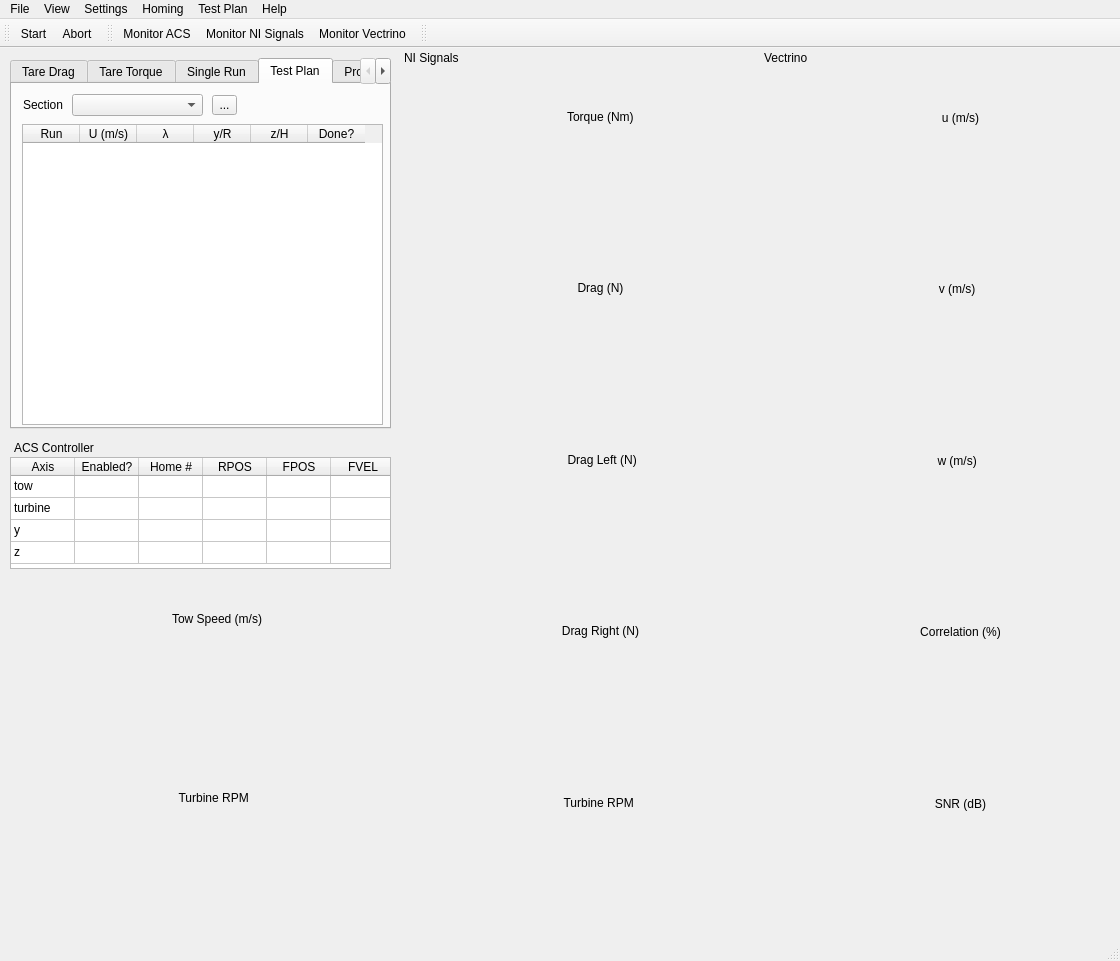
First picture: the form in mainwindow.ui, repository petebachant/TurbineDAQ, before the edit.
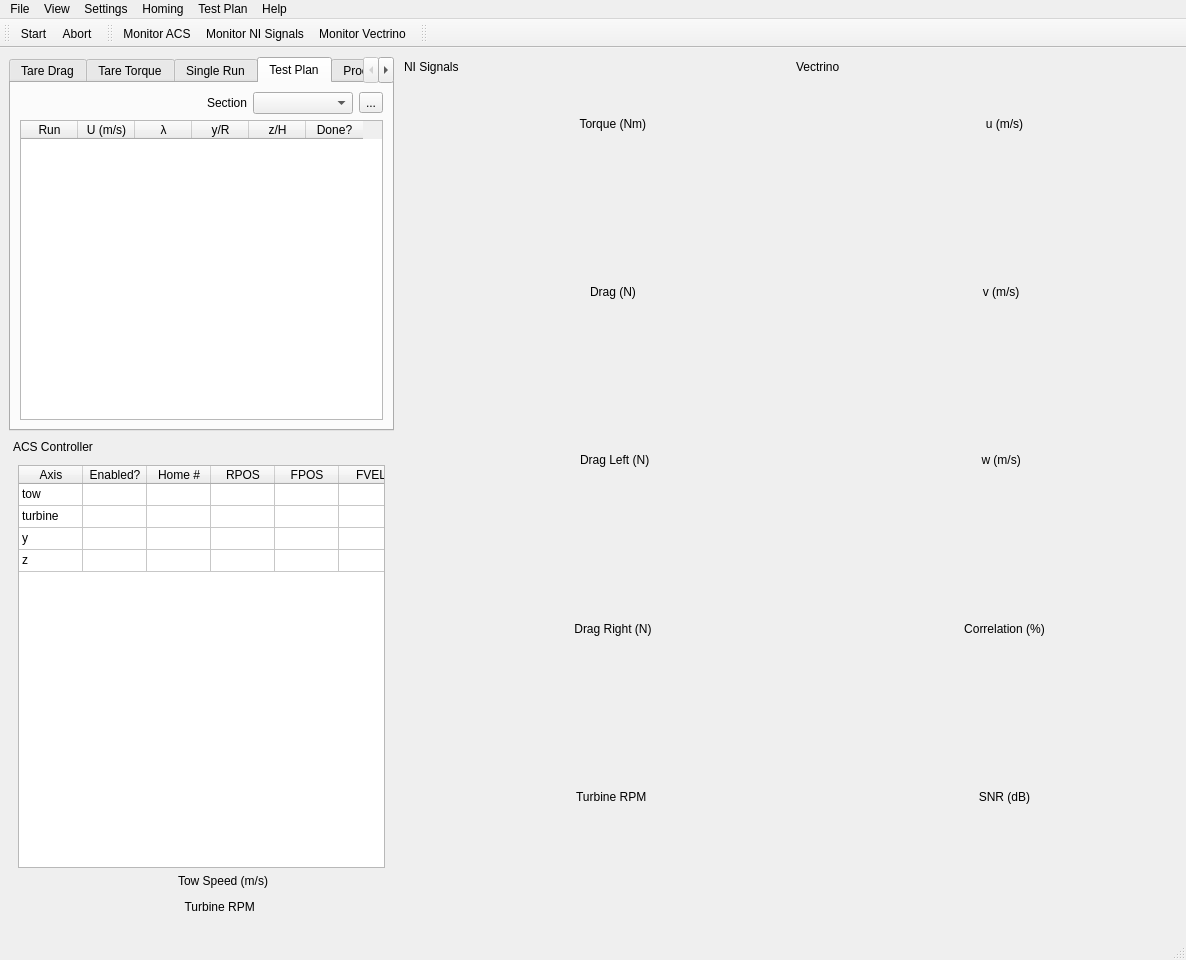
Second picture: the form after the edit. The open tabs and pages were chosen to show the change. Icons and pictures are not drawn. Custom widgets are drawn as their Qt base class.

Commit message: Got mainwindow to strech elements in grid

Patch:
```diff
--- a/mainwindow.ui
+++ b/mainwindow.ui
@@ -6,10 +6,16 @@
    <rect>
     <x>0</x>
     <y>0</y>
-    <width>1120</width>
-    <height>961</height>
+    <width>1186</width>
+    <height>960</height>
    </rect>
   </property>
+  <property name="sizePolicy">
+   <sizepolicy hsizetype="Preferred" vsizetype="Preferred">
+    <horstretch>0</horstretch>
+    <verstretch>0</verstretch>
+   </sizepolicy>
+  </property>
   <property name="windowTitle">
    <string>TurbineDAQ</string>
   </property>
@@ -18,14 +24,26 @@
     <normaloff>:/icons/turbine.png</normaloff>:/icons/turbine.png</iconset>
   </property>
   <widget class="QWidget" name="centralwidget">
+   <property name="sizePolicy">
+    <sizepolicy hsizetype="Preferred" vsizetype="Preferred">
+     <horstretch>0</horstretch>
+     <verstretch>0</verstretch>
+    </sizepolicy>
+   </property>
+   <layout class="QGridLayout" name="gridLayout_7">
+    <item row="0" column="0">
    <widget class="QTabWidget" name="tabWidgetMode">
-    <property name="geometry">
-     <rect>
-      <x>10</x>
-      <y>10</y>
-      <width>381</width>
-      <height>371</height>
-     </rect>
+      <property name="minimumSize">
+       <size>
+        <width>385</width>
+        <height>300</height>
+       </size>
+      </property>
+      <property name="maximumSize">
+       <size>
+        <width>389</width>
+        <height>374</height>
+       </size>
     </property>
     <property name="currentIndex">
      <number>2</number>
@@ -297,15 +315,36 @@
      <attribute name="title">
       <string>Test Plan</string>
      </attribute>
+       <layout class="QGridLayout" name="gridLayout_9">
+        <item row="0" column="0">
+         <widget class="QLabel" name="label_32">
+          <property name="text">
+           <string>Section</string>
+          </property>
+          <property name="alignment">
+           <set>Qt::AlignRight|Qt::AlignTrailing|Qt::AlignVCenter</set>
+          </property>
+         </widget>
+        </item>
+        <item row="0" column="1">
+         <widget class="QComboBox" name="comboBox_testPlanSection">
+          <property name="maximumSize">
+           <size>
+            <width>100</width>
+            <height>16777215</height>
+           </size>
+          </property>
+         </widget>
+        </item>
+        <item row="0" column="2">
+         <widget class="QToolButton" name="toolButtonOpenSection">
+          <property name="text">
+           <string>...</string>
+          </property>
+         </widget>
+        </item>
+        <item row="1" column="0" colspan="3">
      <widget class="QTableWidget" name="tableWidgetTestPlan">
-      <property name="geometry">
-       <rect>
-        <x>10</x>
-        <y>40</y>
-        <width>361</width>
-        <height>301</height>
-       </rect>
-      </property>
       <property name="verticalScrollBarPolicy">
        <enum>Qt::ScrollBarAsNeeded</enum>
       </property>
@@ -315,6 +354,9 @@
       <property name="editTriggers">
        <set>QAbstractItemView::NoEditTriggers</set>
       </property>
+          <property name="alternatingRowColors">
+           <bool>false</bool>
+          </property>
       <property name="selectionMode">
        <enum>QAbstractItemView::NoSelection</enum>
       </property>
@@ -327,6 +369,9 @@
       <attribute name="horizontalHeaderMinimumSectionSize">
        <number>20</number>
       </attribute>
+          <attribute name="horizontalHeaderStretchLastSection">
+           <bool>false</bool>
+          </attribute>
       <attribute name="verticalHeaderVisible">
        <bool>false</bool>
       </attribute>
@@ -339,6 +384,9 @@
       <attribute name="verticalHeaderMinimumSectionSize">
        <number>15</number>
       </attribute>
+          <attribute name="verticalHeaderStretchLastSection">
+           <bool>false</bool>
+          </attribute>
       <column>
        <property name="text">
         <string>Run</string>
@@ -370,45 +418,8 @@
        </property>
       </column>
      </widget>
-     <widget class="QComboBox" name="comboBox_testPlanSection">
-      <property name="geometry">
-       <rect>
-        <x>60</x>
-        <y>10</y>
-        <width>131</width>
-        <height>22</height>
-       </rect>
-      </property>
-     </widget>
-     <widget class="QLabel" name="label_32">
-      <property name="geometry">
-       <rect>
-        <x>10</x>
-        <y>10</y>
-        <width>41</width>
-        <height>21</height>
-       </rect>
-      </property>
-      <property name="text">
-       <string>Section</string>
-      </property>
-      <property name="alignment">
-       <set>Qt::AlignRight|Qt::AlignTrailing|Qt::AlignVCenter</set>
-      </property>
-     </widget>
-     <widget class="QToolButton" name="toolButtonOpenSection">
-      <property name="geometry">
-       <rect>
-        <x>200</x>
-        <y>11</y>
-        <width>25</width>
-        <height>20</height>
-       </rect>
-      </property>
-      <property name="text">
-       <string>...</string>
-      </property>
-     </widget>
+        </item>
+       </layout>
     </widget>
     <widget class="QWidget" name="tabProcessing">
      <attribute name="title">
@@ -595,24 +606,9 @@
      </widget>
     </widget>
    </widget>
-   <widget class="QDockWidget" name="dockWidgetNISignals">
-    <property name="geometry">
-     <rect>
-      <x>400</x>
-      <y>0</y>
-      <width>360</width>
-      <height>891</height>
-     </rect>
-    </property>
-    <property name="minimumSize">
-     <size>
-      <width>360</width>
-      <height>38</height>
-     </size>
-    </property>
-    <property name="floating">
-     <bool>false</bool>
-    </property>
+    </item>
+    <item row="0" column="3" rowspan="2">
+     <widget class="QDockWidget" name="dockWidgetVectrino">
     <property name="features">
      <set>QDockWidget::DockWidgetMovable</set>
     </property>
@@ -620,23 +616,16 @@
      <set>Qt::AllDockWidgetAreas</set>
     </property>
     <property name="windowTitle">
-     <string>NI Signals</string>
-    </property>
-    <widget class="QWidget" name="dockWidgetContents_2">
-     <widget class="QWidget" name="verticalLayoutWidget_2">
-      <property name="geometry">
-       <rect>
-        <x>10</x>
-        <y>10</y>
-        <width>341</width>
-        <height>851</height>
-       </rect>
-      </property>
-      <layout class="QVBoxLayout" name="verticalLayout_2">
+       <string>Vectrino</string>
+      </property>
+      <widget class="QWidget" name="dockWidgetContents">
+       <layout class="QGridLayout" name="gridLayout_6">
+        <item row="0" column="0">
+         <layout class="QVBoxLayout" name="verticalLayout_3">
        <item>
-        <widget class="QLabel" name="label">
+           <widget class="QLabel" name="label_vecu">
          <property name="text">
-          <string>            Torque (Nm)</string>
+             <string>            u (m/s)</string>
          </property>
          <property name="alignment">
           <set>Qt::AlignCenter</set>
@@ -644,16 +633,16 @@
         </widget>
        </item>
        <item>
-        <widget class="CurveWidget" name="plotTorque">
+           <widget class="CurveWidget" name="plotVecU">
          <property name="orientation">
           <enum>Qt::Horizontal</enum>
          </property>
         </widget>
        </item>
        <item>
-        <widget class="QLabel" name="label_2">
+           <widget class="QLabel" name="label_11">
          <property name="text">
-          <string>            Drag (N)</string>
+             <string>          v (m/s)</string>
          </property>
          <property name="alignment">
           <set>Qt::AlignCenter</set>
@@ -661,16 +650,16 @@
         </widget>
        </item>
        <item>
-        <widget class="CurveWidget" name="plotDrag">
+           <widget class="CurveWidget" name="plotVecV">
          <property name="orientation">
           <enum>Qt::Horizontal</enum>
          </property>
         </widget>
        </item>
        <item>
-        <widget class="QLabel" name="label_12">
+           <widget class="QLabel" name="label_14">
          <property name="text">
-          <string>             Drag Left (N)</string>
+             <string>          w (m/s)</string>
          </property>
          <property name="alignment">
           <set>Qt::AlignCenter</set>
@@ -678,16 +667,16 @@
         </widget>
        </item>
        <item>
-        <widget class="CurveWidget" name="plotDragL">
+           <widget class="CurveWidget" name="plotVecW">
          <property name="orientation">
           <enum>Qt::Horizontal</enum>
          </property>
         </widget>
        </item>
        <item>
-        <widget class="QLabel" name="label_13">
+           <widget class="QLabel" name="label_15">
          <property name="text">
-          <string>            Drag Right (N)</string>
+             <string>            Correlation (%)</string>
          </property>
          <property name="alignment">
           <set>Qt::AlignCenter</set>
@@ -695,16 +684,16 @@
         </widget>
        </item>
        <item>
-        <widget class="CurveWidget" name="plotDragR">
+           <widget class="CurveWidget" name="plotVecCorr">
          <property name="orientation">
           <enum>Qt::Horizontal</enum>
          </property>
         </widget>
        </item>
        <item>
-        <widget class="QLabel" name="label_16">
+           <widget class="QLabel" name="label_5">
          <property name="text">
-          <string>           Turbine RPM</string>
+             <string>            SNR (dB)</string>
          </property>
          <property name="alignment">
           <set>Qt::AlignCenter</set>
@@ -712,24 +701,31 @@
         </widget>
        </item>
        <item>
-        <widget class="CurveWidget" name="plotRPM_ni">
+           <widget class="CurveWidget" name="plotVecSNR">
          <property name="orientation">
           <enum>Qt::Horizontal</enum>
          </property>
         </widget>
        </item>
       </layout>
-     </widget>
-    </widget>
-   </widget>
+        </item>
+       </layout>
+      </widget>
+     </widget>
+    </item>
+    <item row="1" column="0">
    <widget class="QDockWidget" name="dockWidget_acscontrol">
-    <property name="geometry">
-     <rect>
-      <x>10</x>
-      <y>390</y>
-      <width>381</width>
-      <height>501</height>
-     </rect>
+      <property name="minimumSize">
+       <size>
+        <width>198</width>
+        <height>380</height>
+       </size>
+      </property>
+      <property name="maximumSize">
+       <size>
+        <width>389</width>
+        <height>524287</height>
+       </size>
     </property>
     <property name="floating">
      <bool>false</bool>
@@ -741,73 +737,9 @@
      <string>ACS Controller</string>
     </property>
     <widget class="QWidget" name="dockWidgetContents_3">
-     <widget class="QWidget" name="verticalLayoutWidget">
-      <property name="geometry">
-       <rect>
-        <x>0</x>
-        <y>120</y>
-        <width>371</width>
-        <height>351</height>
-       </rect>
-      </property>
-      <layout class="QVBoxLayout" name="verticalLayout">
+       <layout class="QVBoxLayout" name="verticalLayout_5">
        <item>
-        <widget class="QLabel" name="label_26">
-         <property name="text">
-          <string>             Tow Speed (m/s)</string>
-         </property>
-         <property name="alignment">
-          <set>Qt::AlignCenter</set>
-         </property>
-        </widget>
-       </item>
-       <item>
-        <widget class="CurveWidget" name="plotTowSpeed">
-         <property name="maximumSize">
-          <size>
-           <width>16777215</width>
-           <height>16777215</height>
-          </size>
-         </property>
-         <property name="orientation">
-          <enum>Qt::Horizontal</enum>
-         </property>
-        </widget>
-       </item>
-       <item>
-        <widget class="QLabel" name="label_27">
-         <property name="text">
-          <string>           Turbine RPM</string>
-         </property>
-         <property name="alignment">
-          <set>Qt::AlignCenter</set>
-         </property>
-        </widget>
-       </item>
-       <item>
-        <widget class="CurveWidget" name="plotRPM_acs">
-         <property name="maximumSize">
-          <size>
-           <width>16777215</width>
-           <height>16777215</height>
-          </size>
-         </property>
-         <property name="orientation">
-          <enum>Qt::Horizontal</enum>
-         </property>
-        </widget>
-       </item>
-      </layout>
-     </widget>
      <widget class="QTableWidget" name="tableWidget_acs">
-      <property name="geometry">
-       <rect>
-        <x>0</x>
-        <y>0</y>
-        <width>381</width>
-        <height>112</height>
-       </rect>
-      </property>
       <property name="sizePolicy">
        <sizepolicy hsizetype="Expanding" vsizetype="Expanding">
         <horstretch>0</horstretch>
@@ -942,44 +874,80 @@
        </property>
       </item>
      </widget>
-    </widget>
-   </widget>
-   <widget class="QDockWidget" name="dockWidgetVectrino">
-    <property name="geometry">
-     <rect>
-      <x>760</x>
-      <y>0</y>
-      <width>360</width>
-      <height>891</height>
-     </rect>
-    </property>
-    <property name="minimumSize">
+        </item>
+        <item>
+         <layout class="QVBoxLayout" name="verticalLayout">
+          <item>
+           <widget class="QLabel" name="label_26">
+            <property name="text">
+             <string>             Tow Speed (m/s)</string>
+            </property>
+            <property name="alignment">
+             <set>Qt::AlignCenter</set>
+            </property>
+           </widget>
+          </item>
+          <item>
+           <widget class="CurveWidget" name="plotTowSpeed">
+            <property name="maximumSize">
+             <size>
+              <width>16777215</width>
+              <height>16777215</height>
+             </size>
+            </property>
+            <property name="orientation">
+             <enum>Qt::Horizontal</enum>
+            </property>
+           </widget>
+          </item>
+          <item>
+           <widget class="QLabel" name="label_27">
+            <property name="text">
+             <string>           Turbine RPM</string>
+            </property>
+            <property name="alignment">
+             <set>Qt::AlignCenter</set>
+            </property>
+           </widget>
+          </item>
+          <item>
+           <widget class="CurveWidget" name="plotRPM_acs">
+            <property name="maximumSize">
      <size>
-      <width>360</width>
-      <height>38</height>
-     </size>
+              <width>16777215</width>
+              <height>16777215</height>
+             </size>
+            </property>
+            <property name="orientation">
+             <enum>Qt::Horizontal</enum>
+            </property>
+           </widget>
+          </item>
+         </layout>
+        </item>
+       </layout>
+      </widget>
+     </widget>
+    </item>
+    <item row="0" column="1" rowspan="2">
+     <widget class="QDockWidget" name="dockWidgetNISignals">
+      <property name="floating">
+       <bool>false</bool>
     </property>
     <property name="features">
      <set>QDockWidget::DockWidgetMovable</set>
     </property>
     <property name="windowTitle">
-     <string>Vectrino</string>
-    </property>
-    <widget class="QWidget" name="dockWidgetContents">
-     <widget class="QWidget" name="verticalLayoutWidget_3">
-      <property name="geometry">
-       <rect>
-        <x>10</x>
-        <y>11</y>
-        <width>341</width>
-        <height>851</height>
-       </rect>
-      </property>
-      <layout class="QVBoxLayout" name="verticalLayout_3">
+       <string>NI Signals</string>
+      </property>
+      <widget class="QWidget" name="dockWidgetContents_2">
+       <layout class="QGridLayout" name="gridLayout_8">
+        <item row="0" column="0">
+         <layout class="QVBoxLayout" name="verticalLayout_2">
        <item>
-        <widget class="QLabel" name="label_vecu">
+           <widget class="QLabel" name="label">
          <property name="text">
-          <string>            u (m/s)</string>
+             <string>            Torque (Nm)</string>
          </property>
          <property name="alignment">
           <set>Qt::AlignCenter</set>
@@ -987,16 +955,16 @@
         </widget>
        </item>
        <item>
-        <widget class="CurveWidget" name="plotVecU">
+           <widget class="CurveWidget" name="plotTorque">
          <property name="orientation">
           <enum>Qt::Horizontal</enum>
          </property>
         </widget>
        </item>
        <item>
-        <widget class="QLabel" name="label_11">
+           <widget class="QLabel" name="label_2">
          <property name="text">
-          <string>          v (m/s)</string>
+             <string>            Drag (N)</string>
          </property>
          <property name="alignment">
           <set>Qt::AlignCenter</set>
@@ -1004,16 +972,16 @@
         </widget>
        </item>
        <item>
-        <widget class="CurveWidget" name="plotVecV">
+           <widget class="CurveWidget" name="plotDrag">
          <property name="orientation">
           <enum>Qt::Horizontal</enum>
          </property>
         </widget>
        </item>
        <item>
-        <widget class="QLabel" name="label_14">
+           <widget class="QLabel" name="label_12">
          <property name="text">
-          <string>          w (m/s)</string>
+             <string>             Drag Left (N)</string>
          </property>
          <property name="alignment">
           <set>Qt::AlignCenter</set>
@@ -1021,16 +989,16 @@
         </widget>
        </item>
        <item>
-        <widget class="CurveWidget" name="plotVecW">
+           <widget class="CurveWidget" name="plotDragL">
          <property name="orientation">
           <enum>Qt::Horizontal</enum>
          </property>
         </widget>
        </item>
        <item>
-        <widget class="QLabel" name="label_15">
+           <widget class="QLabel" name="label_13">
          <property name="text">
-          <string>            Correlation (%)</string>
+             <string>            Drag Right (N)</string>
          </property>
          <property name="alignment">
           <set>Qt::AlignCenter</set>
@@ -1038,16 +1006,16 @@
         </widget>
        </item>
        <item>
-        <widget class="CurveWidget" name="plotVecCorr">
+           <widget class="CurveWidget" name="plotDragR">
          <property name="orientation">
           <enum>Qt::Horizontal</enum>
          </property>
         </widget>
        </item>
        <item>
-        <widget class="QLabel" name="label_5">
+           <widget class="QLabel" name="label_16">
          <property name="text">
-          <string>            SNR (dB)</string>
+             <string>           Turbine RPM</string>
          </property>
          <property name="alignment">
           <set>Qt::AlignCenter</set>
@@ -1055,23 +1023,26 @@
         </widget>
        </item>
        <item>
-        <widget class="CurveWidget" name="plotVecSNR">
+           <widget class="CurveWidget" name="plotRPM_ni">
          <property name="orientation">
           <enum>Qt::Horizontal</enum>
          </property>
         </widget>
        </item>
       </layout>
-     </widget>
-    </widget>
-   </widget>
+        </item>
+       </layout>
+      </widget>
+     </widget>
+    </item>
+   </layout>
   </widget>
   <widget class="QMenuBar" name="menubar">
    <property name="geometry">
     <rect>
      <x>0</x>
      <y>0</y>
-     <width>1120</width>
+     <width>1186</width>
      <height>21</height>
     </rect>
    </property>
```
Left out of the diff: 16 changed lines with no effect on the pictures. Lines whose indentation alone changed are shown as unchanged. The commit also changes 14 other files.
